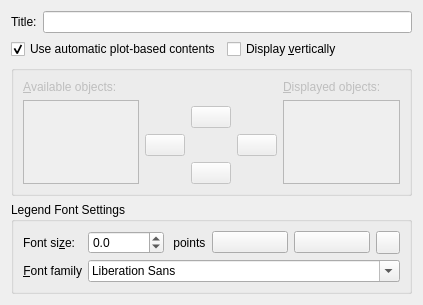
This is src/libkstapp/legendtab.ui in Kst-plot/kst as Qt 5 draws it before an edit. The edited form follows.
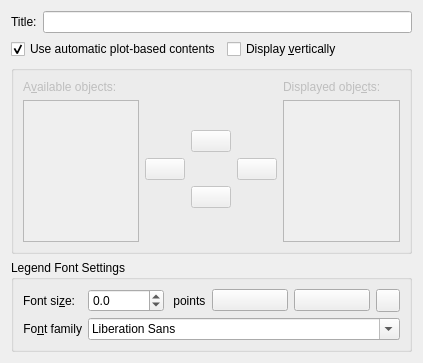
This is the edited form. Custom widgets are drawn as their Qt base class.

```diff
--- a/src/libkstapp/legendtab.ui
+++ b/src/libkstapp/legendtab.ui
@@ -7,7 +7,7 @@
     <x>0</x>
     <y>0</y>
     <width>423</width>
-    <height>282</height>
+    <height>363</height>
    </rect>
   </property>
   <layout class="QGridLayout" name="gridLayout">
@@ -60,7 +60,7 @@
          </sizepolicy>
         </property>
         <property name="text">
-         <string>&amp;Available objects:</string>
+         <string>A&amp;vailable objects:</string>
         </property>
         <property name="wordWrap">
          <bool>false</bool>
@@ -95,7 +95,7 @@
          </sizepolicy>
         </property>
         <property name="text">
-         <string>&amp;Displayed objects:</string>
+         <string>Displayed obje&amp;cts:</string>
         </property>
         <property name="wordWrap">
          <bool>false</bool>
@@ -305,7 +305,7 @@
       <item row="1" column="0">
        <widget class="QLabel" name="_Label_12">
         <property name="text">
-         <string>&amp;Font family</string>
+         <string>Fo&amp;nt family</string>
         </property>
         <property name="alignment">
          <set>Qt::AlignRight|Qt::AlignTrailing|Qt::AlignVCenter</set>
```
Left out of the diff: 12 changed lines with no effect on the pictures.
